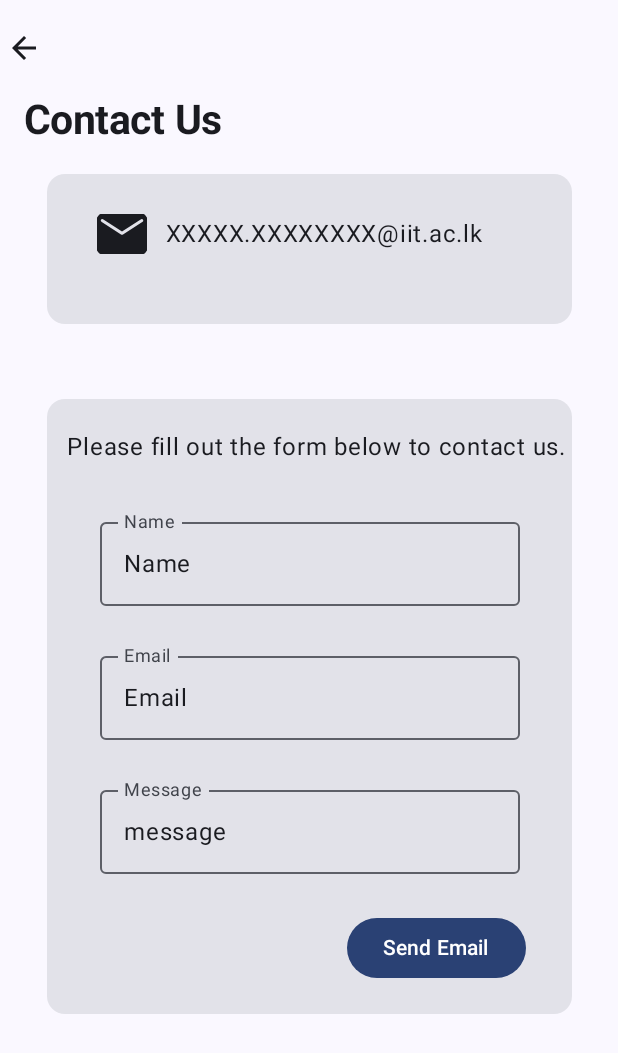
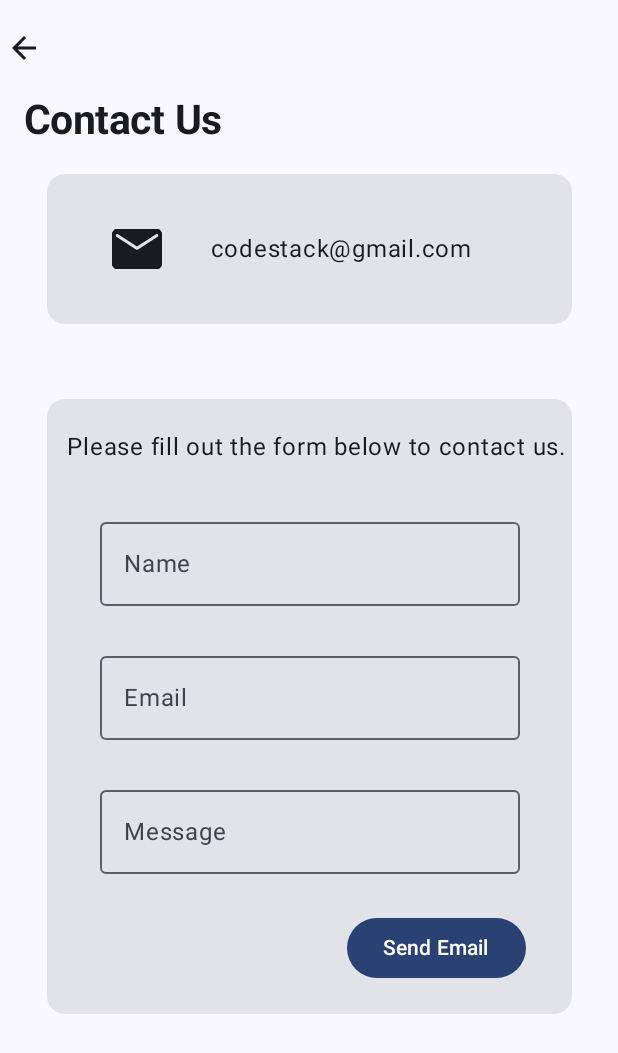
Before and after one commit to chamajay/deepsense, an Android app built with Jetpack Compose: the ContactUsScreen screen opened through its navigation route, on a phone screen of 412 x 824 dp. Shown: the top 1053 px of the screen. Run offline under Robolectric (Android 15) with nearby library versions, the phone set to English and light mode, and no system bars; our stand-ins replace Dagger/Hilt's generated code.

Commit message:
Add an email to the contact us screen

```diff
--- a/app/src/main/java/com/codestack/deepsense/presentation/contactus/ContactUsScreen.kt
+++ b/app/src/main/java/com/codestack/deepsense/presentation/contactus/ContactUsScreen.kt
@@ -1,16 +1,20 @@
 package com.codestack.deepsense.presentation.contactus
 
 import android.annotation.SuppressLint
+import android.content.Intent
+import android.net.Uri
+import androidx.compose.foundation.clickable
 import androidx.compose.foundation.layout.*
 import androidx.compose.foundation.lazy.LazyColumn
 import androidx.compose.foundation.shape.RoundedCornerShape
 import androidx.compose.material.icons.Icons
 import androidx.compose.material.icons.filled.ArrowBack
 import androidx.compose.material3.*
-import androidx.compose.runtime.Composable
+import androidx.compose.runtime.*
 import androidx.compose.ui.Alignment
 import androidx.compose.ui.Modifier
 import androidx.compose.ui.draw.clip
+import androidx.compose.ui.platform.LocalContext
 import androidx.compose.ui.res.painterResource
 import androidx.compose.ui.text.font.FontWeight
 import androidx.compose.ui.tooling.preview.Preview
@@ -46,6 +50,12 @@ fun ContactUsScreen()
 @OptIn(ExperimentalMaterial3Api::class)
 @Composable
 fun Content() {
+    val mail = "codestack@gmail.com"
+    val context = LocalContext.current
+    var name by remember { mutableStateOf("") }
+    var email by remember { mutableStateOf("") }
+    var message by remember { mutableStateOf("") }
+
     Surface {
         Column(
             modifier = Modifier
@@ -64,13 +74,13 @@ fun Content() {
                     ) {
 
                         Card(Modifier.size(width = 350.dp, height = 100.dp)) {
-                            Spacer(modifier = Modifier.height(20.dp))
+                            Spacer(modifier = Modifier.height(30.dp))
 
                             Row(
                                 modifier = Modifier.fillMaxWidth(),
                                 verticalAlignment = Alignment.CenterVertically
                             ) {
-                                Spacer(modifier = Modifier.width(30.dp))
+                                Spacer(modifier = Modifier.width(40.dp))
                                 Icon(
                                     painter = painterResource(R.drawable.mail_48px),
                                     "mail",
@@ -81,28 +91,18 @@ fun Content() {
                                         )
 
                                 )
-                                Text(text = "  XXXXX.XXXXXXXX@iit.ac.lk")
+                                Spacer(modifier = Modifier.width(20.dp))
+                                Text(text = "  $mail",
+                                    modifier = Modifier.clickable(onClick = {
+                                        val intent = Intent(Intent.ACTION_SENDTO).apply {
+                                            data = Uri.parse("mailto:$mail")
+                                        }
+                                        context.startActivity(intent)
+                                    })
+                                )
 
                             }
-                            //Spacer(modifier = Modifier.height(20.dp))
-/*
-                            Row(verticalAlignment = Alignment.CenterVertically) {
-                                Spacer(modifier = Modifier.width(30.dp))
-                                Icon(
-                                    painter = painterResource(R.drawable.call_48px),
-                                    "call",
-                                    modifier = Modifier
-                                        .size(40.dp)
-                                        .clip(
-                                            RoundedCornerShape(50.dp)
-                                        )
-
-                                )
-                                Text(text = "  0XX-XXXXXXX")
-
-                            }*/
                         }
-
                     }
                 }
                 item {
@@ -113,7 +113,7 @@ fun Content() {
                     ) {
                         Card(Modifier.size(width = 350.dp, height = 410.dp)) {
                             Spacer(modifier = Modifier.height(20.dp))
-
+                            Spacer(modifier = Modifier.width(10.dp))
                             Text(
                                 text = "   Please fill out the form below to contact us.",
                             )
@@ -123,11 +123,10 @@ fun Content() {
                                 horizontalArrangement = Arrangement.Center
                             )
                             {
-
                                 OutlinedTextField(
-                                    value = "Name",
-                                    onValueChange = {},
-                                    label = { Text(text = "Name") }
+                                    value = name,
+                                    onValueChange = { name = it },
+                                    label = { Text("Name") }
                                 )
                             }
                             Spacer(modifier = Modifier.height(25.dp))
@@ -137,9 +136,9 @@ fun Content() {
                             ) {
 
                                 OutlinedTextField(
-                                    value = "Email",
-                                    onValueChange = {},
-                                    label = { Text(text = "Email") }
+                                    value = email,
+                                    onValueChange = { email = it },
+                                    label = { Text("Email") }
                                 )
                             }
                             Spacer(modifier = Modifier.height(25.dp))
@@ -149,9 +148,9 @@ fun Content() {
                             ) {
 
                                 OutlinedTextField(
-                                    value = "message",
-                                    onValueChange = {},
-                                    label = { Text(text = "Message") },
+                                    value = message,
+                                    onValueChange = { message = it },
+                                    label = { Text("Message") },
                                     maxLines = 10
                                 )
                             }
```
